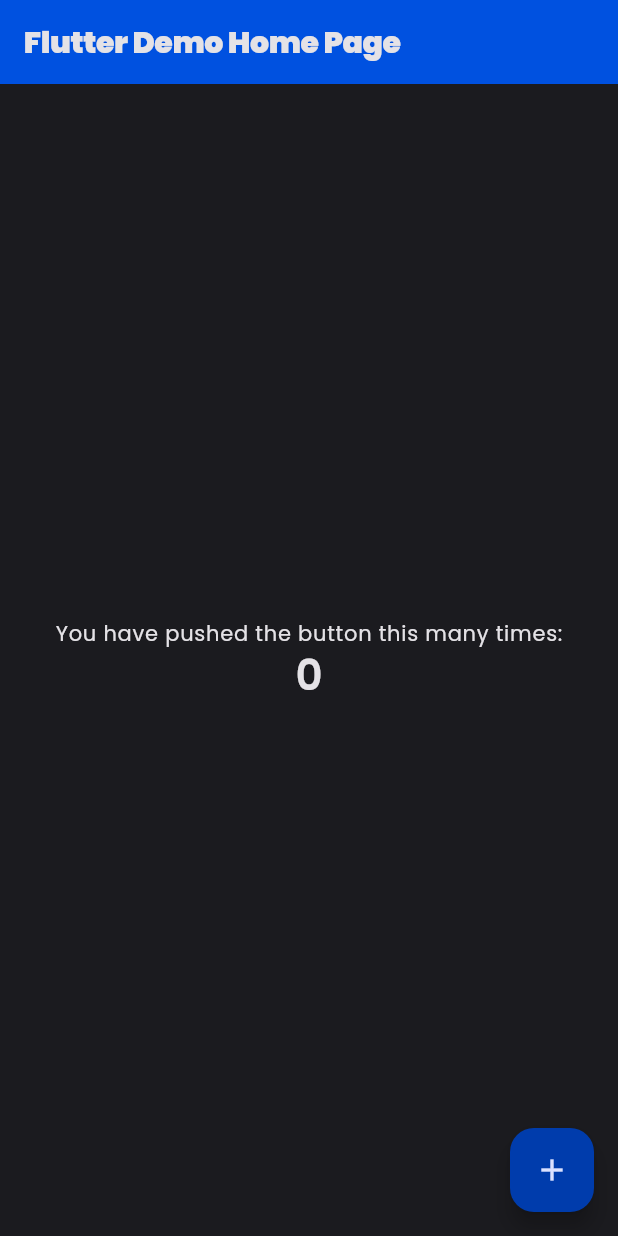
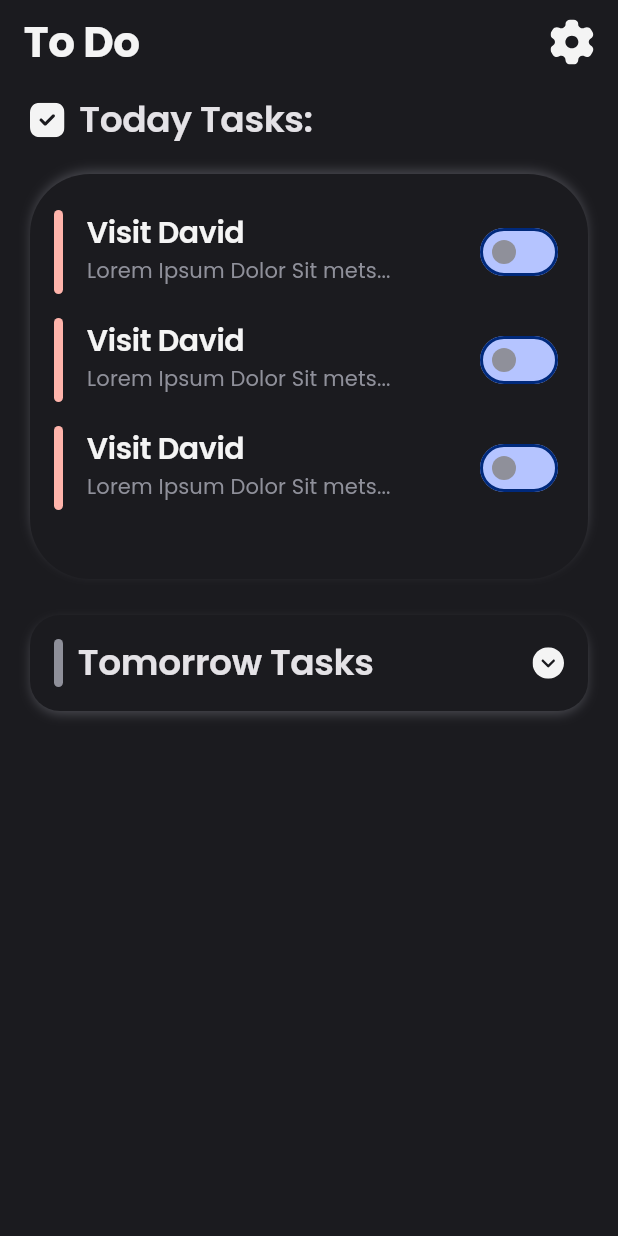
Before and after one commit to felipeassis97/to-do-list, a Flutter app: the screen it shows after launch, on a phone screen of 412 x 824 dp. Run offline on Flutter 3.47's test engine with Material 2 defaults, Android fonts, the phone set to English and light mode, and no system bars; drawn by our look-alikes of expandable; our stand-ins replace flutter_svg.

Commit message:
Finish home page

```diff
--- a/lib/main.dart
+++ b/lib/main.dart
@@ -1,5 +1,9 @@
 import 'package:flutter/material.dart';
+import 'package:flutter_svg/svg.dart';
+import 'package:to_do_list/src/resources/app_assets.dart';
 import 'package:to_do_list/src/theme/app_theme/app_theme.dart';
+import 'package:to_do_list/src/widgets/other_schedules_widget.dart';
+import 'package:to_do_list/src/widgets/today_schedules_list_widget.dart';
 
 void main() {
   runApp(const MyApp());
@@ -8,90 +12,56 @@ void main() {
 class MyApp extends StatelessWidget {
   const MyApp({super.key});
 
-  // This widget is the root of your application.
   @override
   Widget build(BuildContext context) {
     const themeMode = ThemeMode.dark;
     return MaterialApp(
+      debugShowCheckedModeBanner: false,
       title: 'Flutter Demo',
       themeMode: themeMode,
       theme: AppTheme.theme(),
       darkTheme: AppTheme.darkTheme(),
-      home: const MyHomePage(title: 'Flutter Demo Home Page'),
+      home: const MyHomePage(),
     );
   }
 }
 
 class MyHomePage extends StatefulWidget {
-  const MyHomePage({super.key, required this.title});
-
-  final String title;
+  const MyHomePage({super.key});
 
   @override
   State<MyHomePage> createState() => _MyHomePageState();
 }
 
 class _MyHomePageState extends State<MyHomePage> {
-  int _counter = 0;
-
-  void _incrementCounter() {
-    setState(() {
-      _counter++;
-    });
-  }
-
   @override
   Widget build(BuildContext context) {
-    // This method is rerun every time setState is called, for instance as done
-    // by the _incrementCounter method above.
-    //
-    // The Flutter framework has been optimized to make rerunning build methods
-    // fast, so that you can just rebuild anything that needs updating rather
-    // than having to individually change instances of widgets.
     return Scaffold(
       appBar: AppBar(
-        // TRY THIS: Try changing the color here to a specific color (to
-        // Colors.amber, perhaps?) and trigger a hot reload to see the AppBar
-        // change color while the other colors stay the same.
-        backgroundColor: Theme.of(context).colorScheme.inversePrimary,
-        // Here we take the value from the MyHomePage object that was created by
-        // the App.build method, and use it to set our appbar title.
-        title: Text(widget.title),
+        title: const Text('To Do'),
+        actions: [
+          Padding(
+            padding: const EdgeInsets.only(right: 16),
+            child: SvgPicture.asset(
+              AppAssets.settings,
+              colorFilter: ColorFilter.mode(
+                  Theme.of(context).colorScheme.onBackground, BlendMode.srcIn),
+            ),
+          )
+        ],
       ),
-      body: Center(
-        // Center is a layout widget. It takes a single child and positions it
-        // in the middle of the parent.
-        child: Column(
-          // Column is also a layout widget. It takes a list of children and
-          // arranges them vertically. By default, it sizes itself to fit its
-          // children horizontally, and tries to be as tall as its parent.
-          //
-          // Column has various properties to control how it sizes itself and
-          // how it positions its children. Here we use mainAxisAlignment to
-          // center the children vertically; the main axis here is the vertical
-          // axis because Columns are vertical (the cross axis would be
-          // horizontal).
-          //
-          // TRY THIS: Invoke "debug painting" (choose the "Toggle Debug Paint"
-          // action in the IDE, or press "p" in the console), to see the
-          // wireframe for each widget.
-          mainAxisAlignment: MainAxisAlignment.center,
-          children: <Widget>[
-            const Text(
-              'You have pushed the button this many times:',
-            ),
-            Text(
-              '$_counter',
-              style: Theme.of(context).textTheme.headlineMedium,
-            ),
+      body: Padding(
+        padding: const EdgeInsets.symmetric(horizontal: 20, vertical: 8),
+        child: ListView(
+          shrinkWrap: true,
+          children: const [
+            TodaySchedulesWidget(),
+            SizedBox(height: 24),
+            OtherSchedulesListWidget(),
           ],
         ),
       ),
-      floatingActionButton: FloatingActionButton(
-        onPressed: _incrementCounter,
-        tooltip: 'Increment',
-        child: const Icon(Icons.add),
-      ), // This trailing comma makes auto-formatting nicer for build methods.
+      // This trailing comma makes auto-formatting nicer for build methods.
     );
   }
 }
--- a/lib/src/theme/app_theme/app_bar_theme.dart
+++ b/lib/src/theme/app_theme/app_bar_theme.dart
@@ -7,8 +7,9 @@ class AppBarThemeApp {
     final colorScheme =
         mode == ThemeMode.light ? lightColorScheme : darkColorScheme;
     return AppBarTheme(
-      backgroundColor: colorScheme.primary,
-      titleTextStyle: TextThemeApp.theme.titleLarge?.copyWith(
+      backgroundColor: colorScheme.background,
+      titleTextStyle: TextThemeApp.theme.headlineMedium?.copyWith(
+        fontWeight: FontWeight.w700,
         color: colorScheme.onBackground,
       ),
       actionsIconTheme: IconThemeData(
--- a/lib/src/theme/app_theme/app_theme.dart
+++ b/lib/src/theme/app_theme/app_theme.dart
@@ -6,6 +6,7 @@ import 'package:to_do_list/src/theme/app_theme/color_scheme_theme.dart';
 import 'package:to_do_list/src/theme/app_theme/dialog_theme.dart';
 import 'package:to_do_list/src/theme/app_theme/extension_colors.dart';
 import 'package:to_do_list/src/theme/app_theme/input_decoration_theme.dart';
+import 'package:to_do_list/src/theme/app_theme/list_tile_theme.dart';
 import 'package:to_do_list/src/theme/app_theme/switch_teme.dart';
 import 'package:to_do_list/src/theme/app_theme/text_theme.dart';
 
@@ -23,6 +24,7 @@ class AppTheme {
         dialogTheme: DialogThemeApp.theme(ThemeMode.light),
         switchTheme: SwitchThemeApp.theme(ThemeMode.light),
         bottomSheetTheme: BottomSheetThemeApp.theme(ThemeMode.light),
+        listTileTheme: ListTileThemeApp.theme(ThemeMode.light),
       );
 
   static ThemeData darkTheme() => ThemeData(
@@ -39,5 +41,6 @@ class AppTheme {
         switchTheme: SwitchThemeApp.theme(ThemeMode.dark),
         bottomSheetTheme: BottomSheetThemeApp.theme(ThemeMode.dark),
         scaffoldBackgroundColor: darkColorScheme.background,
+        listTileTheme: ListTileThemeApp.theme(ThemeMode.dark),
       );
 }
--- a/lib/src/theme/app_theme/color_scheme_theme.dart
+++ b/lib/src/theme/app_theme/color_scheme_theme.dart
@@ -53,7 +53,7 @@ const darkColorScheme = ColorScheme(
   onError: Color(0xFF690005),
   onErrorContainer: Color(0xFFFFDAD6),
   background: Color(0xFF1B1B1F),
-  onBackground: Color(0xFFE4E2E6),
+  onBackground: Color(0xFFF4F4F4),
   surface: Color(0xFF1B1B1F),
   onSurface: Color(0xFFE4E2E6),
   surfaceVariant: Color(0xFF45464F),
--- /dev/null
+++ b/lib/src/theme/app_theme/list_tile_theme.dart
@@ -0,0 +1,23 @@
+import 'package:flutter/material.dart';
+import 'package:to_do_list/src/theme/app_theme/color_scheme_theme.dart';
+import 'package:to_do_list/src/theme/app_theme/text_theme.dart';
+
+class ListTileThemeApp {
+  static ListTileThemeData theme(ThemeMode mode) {
+    final colorScheme =
+        mode == ThemeMode.light ? lightColorScheme : darkColorScheme;
+    return ListTileThemeData(
+      titleTextStyle: TextThemeApp.theme.titleLarge?.copyWith(
+        fontWeight: FontWeight.w600,
+        color: colorScheme.onBackground,
+      ),
+      subtitleTextStyle: TextThemeApp.theme.titleSmall?.copyWith(
+        fontWeight: FontWeight.w400,
+        color: colorScheme.outline,
+      ),
+      contentPadding: const EdgeInsets.symmetric(horizontal: 16),
+      minVerticalPadding: 2,
+      minLeadingWidth: 5,
+    );
+  }
+}
--- a/lib/src/theme/app_theme/switch_teme.dart
+++ b/lib/src/theme/app_theme/switch_teme.dart
@@ -7,15 +7,13 @@ class SwitchThemeApp {
         mode == ThemeMode.light ? lightColorScheme : darkColorScheme;
     return SwitchThemeData(
       trackColor: MaterialStateProperty.all(colorScheme.primary),
-      trackOutlineColor: MaterialStateProperty.all(colorScheme.primary),
+      trackOutlineColor: MaterialStateProperty.all(colorScheme.onPrimary),
       thumbColor: MaterialStateProperty.resolveWith((states) {
         if (states.contains(MaterialState.pressed)) {
-          return colorScheme.onPrimary;
-        } else if (states.contains(MaterialState.selected)) {
-          colorScheme.primaryContainer;
+          return colorScheme.tertiary;
         }
 
-        return colorScheme.primaryContainer;
+        return colorScheme.outline;
       }),
       overlayColor:
           MaterialStateProperty.all(colorScheme.secondary.withOpacity(0.5)),
--- /dev/null
+++ b/lib/src/widgets/other_schedules_widget.dart
@@ -0,0 +1,134 @@
+// ignore: must_be_immutable
+import 'package:expandable/expandable.dart';
+import 'package:flutter/material.dart';
+import 'package:flutter_svg/flutter_svg.dart';
+import 'package:to_do_list/src/resources/app_assets.dart';
+import 'package:to_do_list/src/widgets/today_schedules_item_widget.dart';
+
+class OtherSchedulesListWidget extends StatefulWidget {
+  const OtherSchedulesListWidget({
+    Key? key,
+  }) : super(key: key);
+
+  @override
+  State<OtherSchedulesListWidget> createState() => _TimeClockItemState();
+}
+
+class _TimeClockItemState extends State<OtherSchedulesListWidget> {
+  final expandedController = ExpandableController();
+
+  @override
+  Widget build(BuildContext context) {
+    return Container(
+      decoration: BoxDecoration(
+        borderRadius: const BorderRadius.all(
+          Radius.circular(20),
+        ),
+        color: Theme.of(context).colorScheme.background,
+        boxShadow: [
+          BoxShadow(
+            color: Theme.of(context)
+                .colorScheme
+                .outline
+                .withOpacity(0.4), // Cor da sombra
+            spreadRadius: -1,
+            blurRadius: 6,
+            offset: const Offset(0, 3),
+          ),
+        ],
+      ),
+      child: ExpandableNotifier(
+        controller: expandedController,
+        child: Expandable(
+          collapsed: GestureDetector(
+            onTap: () {
+              expandedController.toggle();
+            },
+            child: IntrinsicHeight(
+                child: Padding(
+              padding: const EdgeInsets.all(16),
+              child: Row(
+                children: [
+                  Container(
+                    width: 6,
+                    decoration: BoxDecoration(
+                      color: Theme.of(context).colorScheme.outline,
+                      borderRadius: const BorderRadius.all(
+                        Radius.circular(4),
+                      ),
+                    ),
+                  ),
+                  const SizedBox(width: 10),
+                  Text(
+                    'Tomorrow Tasks ',
+                    style: Theme.of(context).textTheme.headlineSmall?.copyWith(
+                          fontWeight: FontWeight.w600,
+                        ),
+                  ),
+                  const Spacer(),
+                  SvgPicture.asset(
+                    AppAssets.expand,
+                    colorFilter: ColorFilter.mode(
+                        Theme.of(context).colorScheme.onBackground,
+                        BlendMode.srcIn),
+                  ),
+                ],
+              ),
+            )),
+          ),
+          expanded: GestureDetector(
+            onTap: () {
+              expandedController.toggle();
+            },
+            child: Padding(
+              padding: const EdgeInsets.symmetric(vertical: 16),
+              child: Column(
+                children: [
+                  Padding(
+                    padding: const EdgeInsets.symmetric(horizontal: 16),
+                    child: IntrinsicHeight(
+                      child: Row(
+                        crossAxisAlignment: CrossAxisAlignment.start,
+                        children: [
+                          Container(
+                            width: 6,
+                            decoration: BoxDecoration(
+                              color: Theme.of(context).colorScheme.outline,
+                              borderRadius: const BorderRadius.all(
+                                Radius.circular(4),
+                              ),
+                            ),
+                          ),
+                          const SizedBox(width: 10),
+                          Text(
+                            'Tomorrow Tasks ',
+                            style: Theme.of(context)
+                                .textTheme
+                                .headlineSmall
+                                ?.copyWith(
+                                  fontWeight: FontWeight.w600,
+                                ),
+                          ),
+                          const Spacer(),
+                          SvgPicture.asset(
+                            AppAssets.expand,
+                            colorFilter: ColorFilter.mode(
+                                Theme.of(context).colorScheme.onBackground,
+                                BlendMode.srcIn),
+                          ),
+                        ],
+                      ),
+                    ),
+                  ),
+                  const SizedBox(height: 16),
+                  const TodaySchedulesItemWidget(),
+                  const TodaySchedulesItemWidget(),
+                ],
+              ),
+            ),
+          ),
+        ),
+      ),
+    );
+  }
+}
--- /dev/null
+++ b/lib/src/widgets/today_schedules_item_widget.dart
@@ -0,0 +1,23 @@
+import 'package:flutter/material.dart';
+
+class TodaySchedulesItemWidget extends StatelessWidget {
+  const TodaySchedulesItemWidget({Key? key}) : super(key: key);
+
+  @override
+  Widget build(BuildContext context) {
+    return ListTile(
+      leading: Container(
+        width: 6,
+        decoration: BoxDecoration(
+          color: Theme.of(context).colorScheme.error,
+          borderRadius: const BorderRadius.all(
+            Radius.circular(4),
+          ),
+        ),
+      ),
+      title: const Text('Visit David'),
+      subtitle: const Text('Lorem Ipsum Dolor Sit mets...'),
+      trailing: Switch(value: false, onChanged: (value) {}),
+    );
+  }
+}
--- /dev/null
+++ b/lib/src/widgets/today_schedules_list_widget.dart
@@ -0,0 +1,95 @@
+import 'package:flutter/material.dart';
+import 'package:flutter_svg/svg.dart';
+import 'package:to_do_list/src/resources/app_assets.dart';
+import 'package:to_do_list/src/widgets/today_schedules_item_widget.dart';
+
+class TodaySchedulesWidget extends StatefulWidget {
+  const TodaySchedulesWidget({Key? key}) : super(key: key);
+
+  @override
+  State<TodaySchedulesWidget> createState() => _TodaySchedulesWidgetState();
+}
+
+class _TodaySchedulesWidgetState extends State<TodaySchedulesWidget> {
+  bool _showOptions = false;
+  double _height = 500;
+
+  @override
+  void initState() {
+    Future.delayed(const Duration(milliseconds: 500), () {
+      setState(() {
+        _showOptions = true;
+        _height = 270;
+      });
+    });
+    super.initState();
+  }
+
+  @override
+  Widget build(BuildContext context) {
+    return Column(
+      children: [
+        AnimatedOpacity(
+          opacity: _showOptions ? 1.0 : 0.0,
+          duration: const Duration(milliseconds: 400),
+          child: Row(
+            children: [
+              SvgPicture.asset(
+                AppAssets.check,
+                colorFilter: ColorFilter.mode(
+                    Theme.of(context).colorScheme.onBackground,
+                    BlendMode.srcIn),
+              ),
+              const SizedBox(width: 10),
+              Text(
+                'Today Tasks: ',
+                style: Theme.of(context).textTheme.headlineSmall?.copyWith(
+                      fontWeight: FontWeight.w600,
+                    ),
+              ),
+            ],
+          ),
+        ),
+        const SizedBox(height: 20),
+        AnimatedOpacity(
+          opacity: _showOptions ? 1.0 : 0.0,
+          duration: const Duration(milliseconds: 400),
+          child: AnimatedContainer(
+            duration: const Duration(seconds: 1),
+            curve: Curves.fastOutSlowIn,
+            decoration: BoxDecoration(
+              borderRadius: const BorderRadius.all(
+                Radius.circular(40),
+              ),
+              color: Theme.of(context).colorScheme.background,
+              boxShadow: [
+                BoxShadow(
+                  color: Theme.of(context)
+                      .colorScheme
+                      .outline
+                      .withOpacity(0.4), // Cor da sombra
+                  spreadRadius: -1,
+                  blurRadius: 6,
+                  offset: const Offset(0, -3),
+                ),
+              ],
+            ),
+            height: _height,
+            width: double.infinity,
+            child: const Padding(
+              padding: EdgeInsets.symmetric(vertical: 16),
+              child: Column(
+                mainAxisSize: MainAxisSize.min,
+                children: [
+                  TodaySchedulesItemWidget(),
+                  TodaySchedulesItemWidget(),
+                  TodaySchedulesItemWidget(),
+                ],
+              ),
+            ),
+          ),
+        ),
+      ],
+    );
+  }
+}
--- a/pubspec.yaml
+++ b/pubspec.yaml
@@ -11,6 +11,10 @@ environment:
 dependencies:
   flutter:
     sdk: flutter
+  expandable: ^5.0.1
+  flutter_modular: ^5.0.3
+  flutter_svg: ^2.0.7
+  realm: ^1.3.0
 
 dev_dependencies:
   flutter_test:
```
Also changed, not shown: pubspec.lock, 6 other files.
